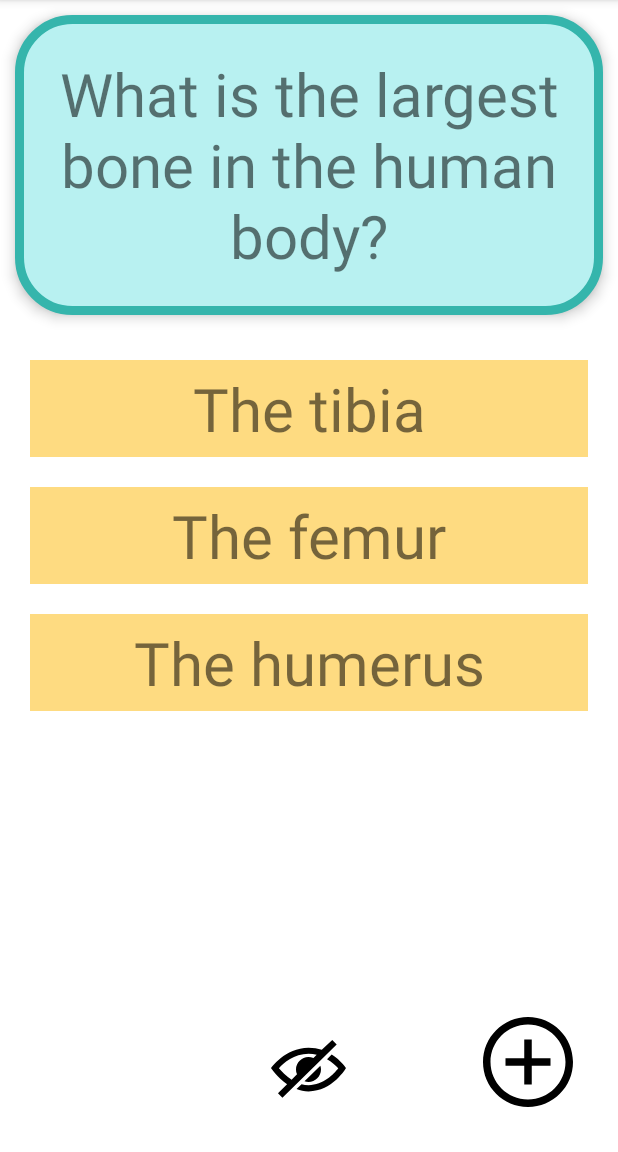
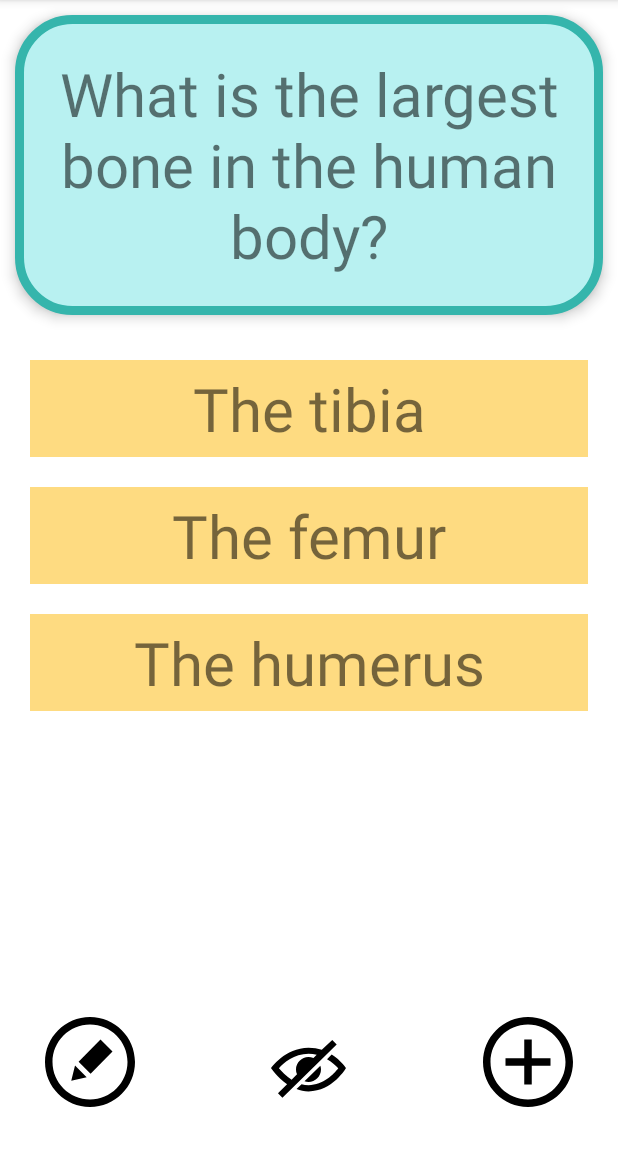
Before and after one commit to nadintamer/Android-Flashcard-App, an Android app: the screen it shows after launch (MainActivity), on a phone screen of 412 x 824 dp, the part 84-1236 px from its top. Run offline under Robolectric (Android 15) with nearby library versions, the light colour scheme and no system bars.

Commit message:
added edit button

```diff
--- /dev/null
+++ b/app/src/main/res/drawable/edit_icon.xml
@@ -0,0 +1,9 @@
+<vector xmlns:android="http://schemas.android.com/apk/res/android"
+    android:width="24dp"
+    android:height="24dp"
+    android:viewportWidth="24"
+    android:viewportHeight="24">
+  <path
+      android:fillColor="#FF000000"
+      android:pathData="M12,2c5.514,0 10,4.486 10,10s-4.486,10 -10,10 -10,-4.486 -10,-10 4.486,-10 10,-10zM12,0c-6.627,0 -12,5.373 -12,12s5.373,12 12,12 12,-5.373 12,-12 -5.373,-12 -12,-12zM8.006,12.964l3.106,3.105 -4.112,0.931 1.006,-4.036zM18,9.2l-5.84,5.921 -3.202,-3.202 5.841,-5.919 3.201,3.2z"/>
+</vector>
--- a/app/src/main/res/layout/activity_main.xml
+++ b/app/src/main/res/layout/activity_main.xml
@@ -87,4 +87,13 @@
         android:id="@+id/add_new_card"
         android:src="@drawable/plus_icon"/>
 
+    <ImageView
+        android:layout_width="60dp"
+        android:layout_height="60dp"
+        android:layout_alignParentBottom="true"
+        android:layout_alignParentLeft="true"
+        android:layout_margin="30dp"
+        android:id="@+id/edit_card"
+        android:src="@drawable/edit_icon"/>
+
 </RelativeLayout>
```
Also changed, not shown: app/src/main/java/com/example/flashcardapp/AddCardActivity.java (+13 -1 lines), app/src/main/java/com/example/flashcardapp/MainActivity.java (+16 -1 lines), app/src/main/res/assets/edit.svg (added).
